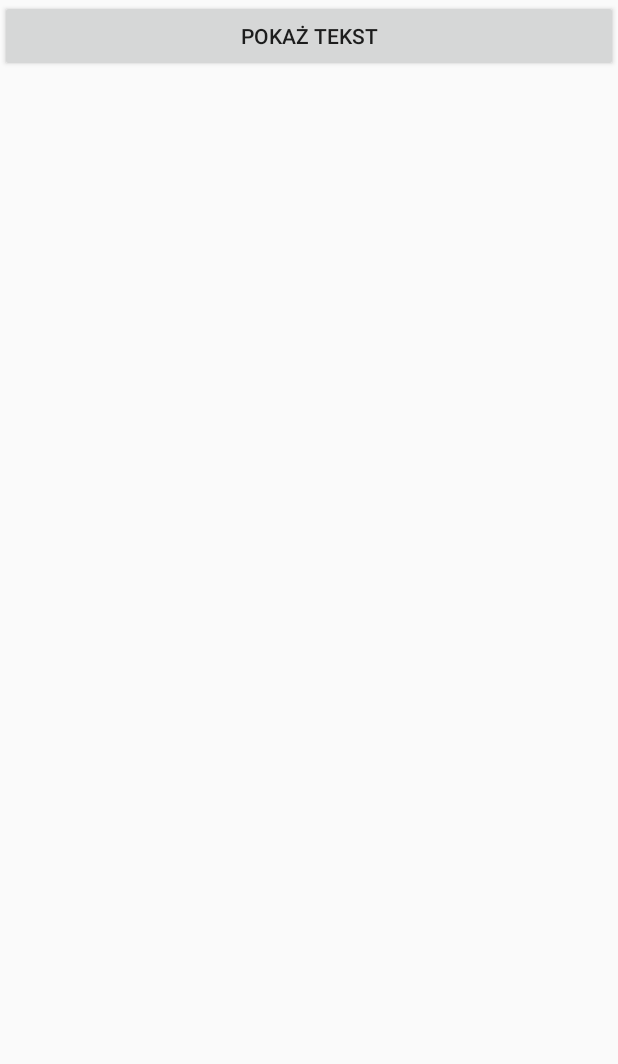
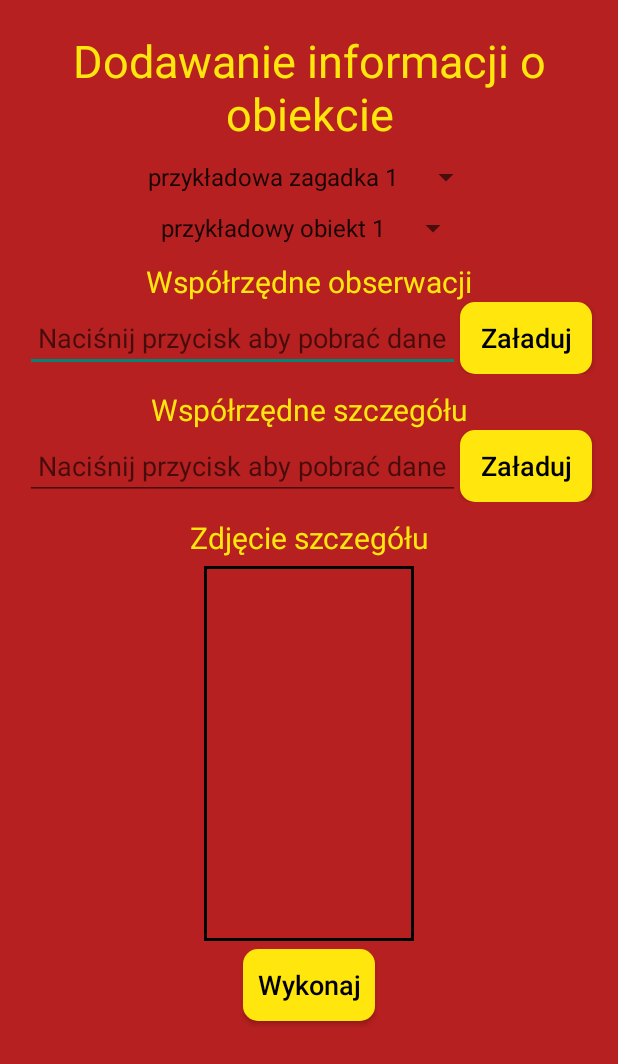
Before and after one commit to GottaWorkM8/Wroclawskie-Perelki, an Android app: the ProfilActivity screen opened directly, with no data from a screen before it, on a phone screen of 412 x 824 dp. Shown: the top 1064 px of the screen. Run offline under Robolectric (Android 15) with nearby library versions, the phone set to English and light mode, and no system bars.

Commit message:
add forms to edit object

```diff
--- /dev/null
+++ b/cz1/app/src/main/java/wro/per/activities/EdytcjaObiektuActivity.java
@@ -0,0 +1,4 @@
+package wro.per.activities;
+
+public class EdytcjaObiektuActivity {
+}
--- a/cz1/app/src/main/java/wro/per/activities/ProfilActivity.java
+++ b/cz1/app/src/main/java/wro/per/activities/ProfilActivity.java
@@ -18,29 +18,8 @@ public class ProfilActivity extends AppCompatActivity {
     public void onCreate(Bundle savedInstanceState) {
 
         super.onCreate(savedInstanceState);
-        setContentView(R.layout.rozwiniete_menu_layout);
+        setContentView(R.layout.edycja_obiektu_layout);
 
-        Button showTextButton = findViewById(R.id.show_text_button);
-        FrameLayout fragmentContainer = findViewById(R.id.fragment_container);
-
-        showTextButton.setOnClickListener(new View.OnClickListener() {
-            @Override
-            public void onClick(View v) {
-                // Utwórz instancję fragmentu z tekstem
-                MenuFragment textFragment = new MenuFragment();
-
-                // Dodaj fragment do kontenera
-                getSupportFragmentManager()
-                        .beginTransaction()
-                        .replace(fragmentContainer.getId(), textFragment)
-                        .commit();
-
-                // Zmień rozmiar kontenera na połowę wysokości ekranu
-                ViewGroup.LayoutParams params = fragmentContainer.getLayoutParams();
-                params.height = fragmentContainer.getHeight() / 2;
-                fragmentContainer.setLayoutParams(params);
-            }
-        });
 
     }
 }
--- a/cz1/app/src/main/java/wro/per/activities/StronaGlownaActivity.java
+++ b/cz1/app/src/main/java/wro/per/activities/StronaGlownaActivity.java
@@ -114,18 +114,15 @@ public class StronaGlownaActivity extends AppCompatActivity {
     public void otworzUlubioneActivity() {
         Intent intent = new Intent(this, UlubioneActivity.class);
         startActivity(intent);
-        finish();
     }
 
     public void otworzProfilActivity() {
         Intent intent = new Intent(this, ProfilActivity.class);
         startActivity(intent);
-        finish();
     }
 
     public void otworzKalibracjaActivity() {
         Intent intent = new Intent(this, KalibracjaActivity.class);
         startActivity(intent);
-        finish();
     }
 }
--- a/cz1/app/src/main/java/wro/per/others/Zagadki.java
+++ b/cz1/app/src/main/java/wro/per/others/Zagadki.java
@@ -3,8 +3,6 @@ package wro.per.others;
 
 import com.google.gson.annotations.Expose;
 import com.google.gson.annotations.SerializedName;
-
-
 public class Zagadki {
 
     @SerializedName("id")
--- /dev/null
+++ b/cz1/app/src/main/res/drawable/image_view_border.xml
@@ -0,0 +1,6 @@
+<shape xmlns:android="http://schemas.android.com/apk/res/android"
+    android:shape="rectangle">
+    <stroke
+        android:width="2dp"
+        android:color="@android:color/black" />
+</shape>
--- /dev/null
+++ b/cz1/app/src/main/res/layout/edycja_obiektu_layout.xml
@@ -0,0 +1,139 @@
+<?xml version="1.0" encoding="utf-8"?>
+<LinearLayout xmlns:android="http://schemas.android.com/apk/res/android"
+    android:layout_width="match_parent"
+    android:layout_height="match_parent"
+    android:background="@color/red_1"
+    android:gravity="center_horizontal|top"
+    android:orientation="vertical"
+    android:paddingTop="20sp">
+    <!--    tytul okna-->
+    <TextView
+        android:layout_width="match_parent"
+        android:layout_height="wrap_content"
+        android:gravity="center"
+        android:text="Dodawanie informacji o obiekcie"
+        android:textColor="@color/yellow"
+        android:layout_marginBottom="10sp"
+        android:textSize="30dp" />
+
+    <!--    wybieranie zagadki-->
+    <Spinner
+        android:id="@+id/zagadki_spinner"
+        android:layout_width="wrap_content"
+        android:layout_height="wrap_content"
+        android:layout_marginBottom="10sp"
+        android:entries="@array/zagadki" />
+
+    <!--    wybieranie obiektu do edycji-->
+    <Spinner
+        android:id="@+id/obiekty_spinner"
+        android:layout_width="wrap_content"
+        android:layout_height="wrap_content"
+        android:entries="@array/obiekty" />
+
+    <TextView
+        android:layout_width="match_parent"
+        android:layout_height="wrap_content"
+        android:layout_marginTop="10dp"
+        android:gravity="center"
+        android:text="Współrzędne obserwacji"
+        android:textColor="@color/yellow"
+        android:textSize="20sp" />
+
+    <LinearLayout
+        android:layout_width="match_parent"
+        android:layout_height="wrap_content"
+        android:gravity="center"
+        android:orientation="horizontal">
+
+        <EditText
+            android:id="@+id/wspolrzedne_obserwacji_edittext"
+            android:layout_width="wrap_content"
+            android:layout_height="wrap_content"
+            android:editable="false"
+            android:hint=" Naciśnij przycisk aby pobrać dane "
+            android:maxLines="1" />
+
+        <Button
+            android:id="@+id/wspolrzedne_obserwacji_button"
+            android:layout_width="wrap_content"
+            android:layout_height="wrap_content"
+            android:background="@drawable/zolte_tlo_poziomow"
+            android:text="Załaduj"
+            android:textAllCaps="false"
+            android:textColor="@color/black"
+            android:textSize="18dp" />
+
+    </LinearLayout>
+
+
+    <TextView
+        android:layout_width="match_parent"
+        android:layout_height="wrap_content"
+        android:layout_marginTop="10dp"
+        android:gravity="center"
+        android:text="Współrzędne szczegółu"
+        android:textColor="@color/yellow"
+        android:textSize="20sp" />
+
+    <LinearLayout
+        android:layout_width="match_parent"
+        android:layout_height="wrap_content"
+        android:gravity="center"
+        android:orientation="horizontal">
+
+        <EditText
+            android:id="@+id/wspolrzedne_szczegołu_edittext"
+            android:layout_width="wrap_content"
+            android:layout_height="wrap_content"
+            android:editable="false"
+            android:hint=" Naciśnij przycisk aby pobrać dane "
+            android:maxLines="1" />
+
+        <Button
+            android:id="@+id/wspolrzedne_szczególu_button"
+            android:layout_width="wrap_content"
+            android:layout_height="wrap_content"
+            android:background="@drawable/zolte_tlo_poziomow"
+            android:text="Załaduj"
+            android:textAllCaps="false"
+            android:textColor="@color/black"
+            android:textSize="18dp" />
+
+    </LinearLayout>
+
+    <TextView
+        android:layout_width="match_parent"
+        android:layout_height="wrap_content"
+        android:layout_marginTop="10dp"
+        android:gravity="center"
+        android:text="Zdjęcie szczegółu"
+        android:textColor="@color/yellow"
+        android:textSize="20sp" />
+
+    <ImageView
+        android:id="@+id/zdjecie_szczegolu_imageview"
+        android:layout_width="wrap_content"
+        android:layout_height="wrap_content"
+        android:maxHeight="250sp"
+        android:scaleType="centerCrop"
+        android:adjustViewBounds="true"
+        android:src="@drawable/pusty_obrazek"
+        android:layout_marginBottom="5sp"
+        android:layout_marginTop="5sp"
+        android:background="@drawable/image_view_border"
+        />
+
+
+    <Button
+        android:id="@+id/zdjecie_szczegolu_button"
+        android:layout_width="wrap_content"
+        android:layout_height="wrap_content"
+        android:background="@drawable/zolte_tlo_poziomow"
+        android:text="Wykonaj"
+        android:textAllCaps="false"
+        android:textColor="@color/black"
+        android:textSize="18dp" />
+
+
+</LinearLayout>
--- a/cz1/app/src/main/res/values/arrays.xml
+++ b/cz1/app/src/main/res/values/arrays.xml
@@ -9,4 +9,16 @@
         <item>reply</item>
         <item>reply_all</item>
     </string-array>
+
+    <string-array name="zagadki">
+        <item>przykładowa zagadka 1</item>
+        <item>przykładowa zagadka 2</item>
+        <item>przykładowa zagadka 3</item>
+    </string-array>
+
+    <string-array name="obiekty">
+        <item>przykładowy obiekt 1</item>
+        <item>przykładowy obiekt 2</item>
+        <item>przykładowy obiekt 3</item>
+    </string-array>
 </resources>
--- a/cz1/app/src/main/res/values/styles.xml
+++ b/cz1/app/src/main/res/values/styles.xml
@@ -1,5 +1,6 @@
 <?xml version="1.0" encoding="utf-8"?>
 <resources>
 
-    <style name="AppTheme" parent="Theme.AppCompat.Light.NoActionBar"></style>
+    <style name="AppTheme" parent="Theme.AppCompat.Light.NoActionBar" />
+
 </resources>
```
Also changed, not shown: cz1/app/src/main/res/drawable/pusty_obrazek.png (added).
